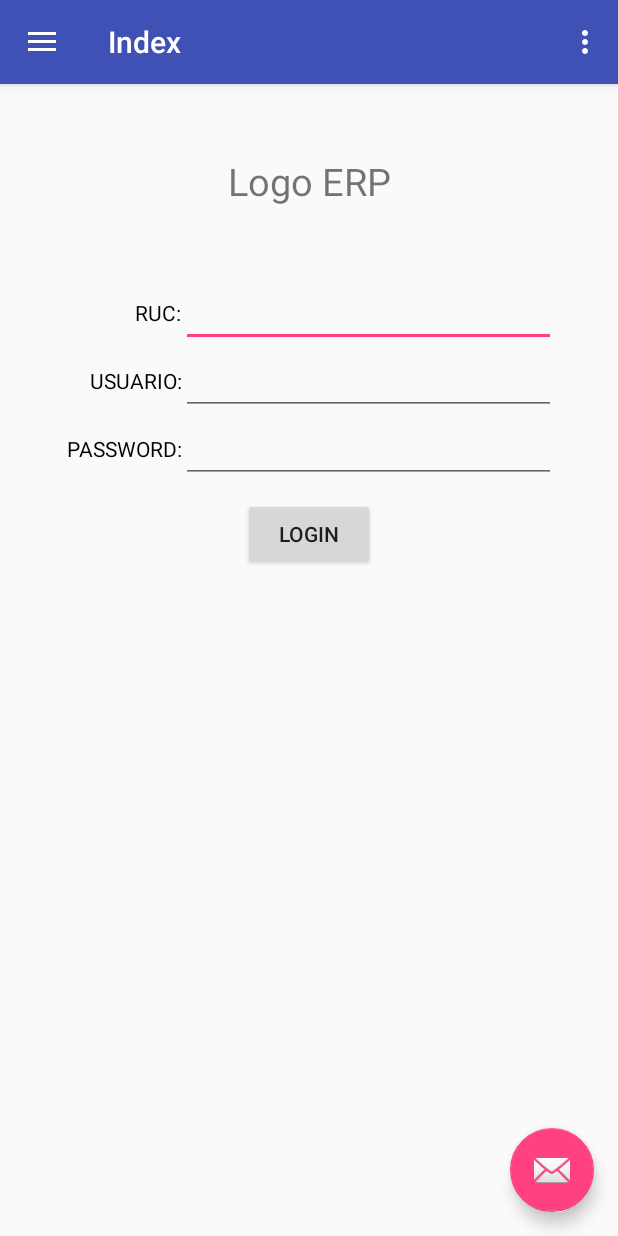
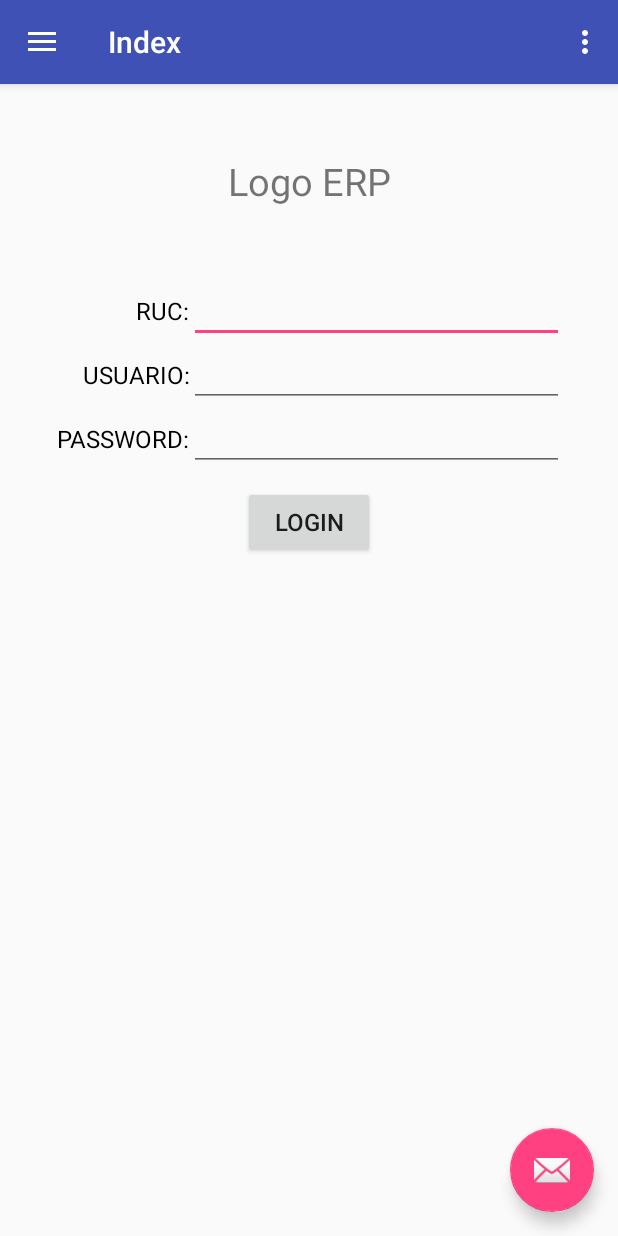
Before and after one commit to AugustCS/CRUD1, an Android app: the screen it shows after launch (Index), on a phone screen of 412 x 824 dp. Run offline under Robolectric (Android 15) with nearby library versions, the phone set to English and light mode, and no system bars.

Commit message:
cambio de fuente
alterar tamaño de fuentes

```diff
--- a/app/src/main/res/layout/fragment_login.xml
+++ b/app/src/main/res/layout/fragment_login.xml
@@ -34,16 +34,17 @@
                 android:paddingLeft="15dp"
                 android:paddingRight="15dp">
                 <TextView
-                    android:layout_width="80dp"
+                    android:layout_width="90dp"
                     android:layout_height="wrap_content"
                     android:text="@string/ruc"
+                    android:textSize="16sp"
                     android:textColor="@color/colorBlack"
-                    android:textAlignment="textEnd"
-                    />
+                    android:textAlignment="textEnd" />
 
                 <EditText
                     android:id="@+id/et_ruc"
                     android:layout_width="250dp"
+                    android:textSize="16sp"
                     android:layout_height="wrap_content"
                     android:textColor="@color/colorBlack" />
             </LinearLayout>
@@ -56,16 +57,17 @@
                 android:paddingLeft="15dp"
                 android:paddingRight="15dp">
                 <TextView
-                    android:layout_width="80dp"
+                    android:layout_width="90dp"
                     android:layout_height="wrap_content"
                     android:text="@string/usuario"
+                    android:textSize="16sp"
                     android:textColor="@color/colorBlack"
-                    android:textAlignment="textEnd"
-                    />
+                    android:textAlignment="textEnd" />
 
                 <EditText
                     android:id="@+id/et_usuario"
                     android:layout_width="250dp"
+                    android:textSize="16sp"
                     android:layout_height="wrap_content"
                     android:textColor="@color/colorBlack" />
             </LinearLayout>
@@ -78,16 +80,17 @@
                 android:paddingLeft="15dp"
                 android:paddingRight="15dp">
                 <TextView
-                    android:layout_width="80dp"
+                    android:layout_width="90dp"
                     android:layout_height="wrap_content"
                     android:text="@string/password"
+                    android:textSize="16sp"
                     android:textColor="@color/colorBlack"
-                    android:textAlignment="textEnd"
-                    />
+                    android:textAlignment="textEnd" />
 
                 <EditText
                     android:id="@+id/et_clave"
                     android:layout_width="250dp"
+                    android:textSize="16sp"
                     android:layout_height="wrap_content"
                     android:textColor="@color/colorBlack" />
             </LinearLayout>
@@ -98,6 +101,7 @@
                 android:layout_height="wrap_content"
                 android:layout_gravity="center_horizontal"
                 android:layout_marginTop="10dp"
+                android:textSize="16sp"
                 android:text="@string/login" />
         </LinearLayout>
     </ScrollView>
```
